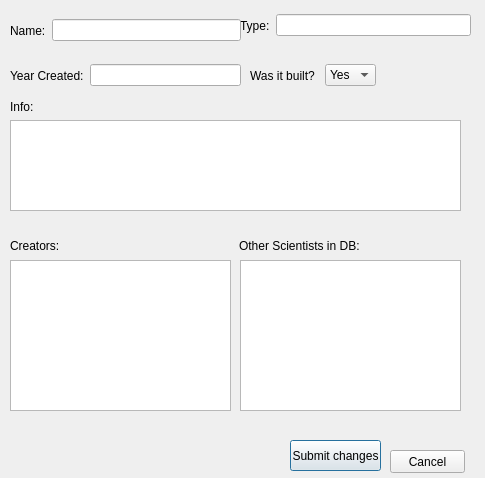
Above: UI/editcomputers.ui from valdimarHR/hisCompRepo before the change. Below: the same form after it.
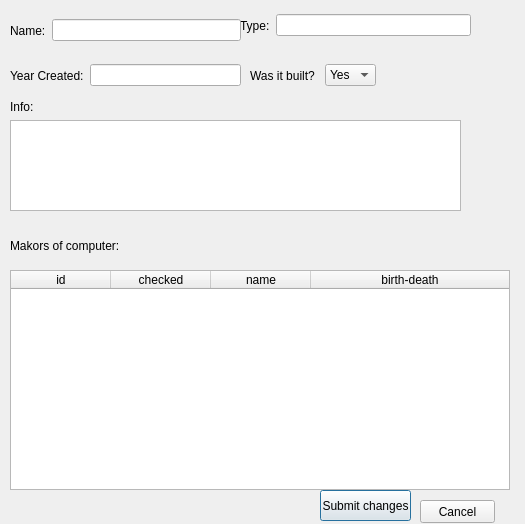
That is the form after the change. Icons and pictures are not drawn.

Commit message: bætti við glugga í edit computers

```diff
--- a/UI/editcomputers.ui
+++ b/UI/editcomputers.ui
@@ -6,8 +6,8 @@
    <rect>
     <x>0</x>
     <y>0</y>
-    <width>485</width>
-    <height>478</height>
+    <width>525</width>
+    <height>524</height>
    </rect>
   </property>
   <property name="windowTitle">
@@ -155,8 +155,8 @@
   <widget class="QPushButton" name="pushButtonSubmit">
    <property name="geometry">
     <rect>
-     <x>290</x>
-     <y>440</y>
+     <x>320</x>
+     <y>490</y>
      <width>91</width>
      <height>31</height>
     </rect>
@@ -168,8 +168,8 @@
   <widget class="QPushButton" name="ButtonCancel">
    <property name="geometry">
     <rect>
-     <x>390</x>
-     <y>450</y>
+     <x>420</x>
+     <y>500</y>
      <width>75</width>
      <height>23</height>
     </rect>
@@ -178,26 +178,6 @@
     <string>Cancel</string>
    </property>
   </widget>
-  <widget class="QListWidget" name="listComputersCreators">
-   <property name="geometry">
-    <rect>
-     <x>10</x>
-     <y>260</y>
-     <width>221</width>
-     <height>151</height>
-    </rect>
-   </property>
-  </widget>
-  <widget class="QListWidget" name="listComputersPeopleRest">
-   <property name="geometry">
-    <rect>
-     <x>240</x>
-     <y>260</y>
-     <width>221</width>
-     <height>151</height>
-    </rect>
-   </property>
-  </widget>
   <widget class="QWidget" name="horizontalLayoutWidget_5">
    <property name="geometry">
     <rect>
@@ -211,19 +191,63 @@
     <item>
      <widget class="QLabel" name="label_2">
       <property name="text">
-       <string>Creators:</string>
-      </property>
-     </widget>
-    </item>
-    <item>
-     <widget class="QLabel" name="label">
-      <property name="text">
-       <string>Other Scientists in DB:</string>
+       <string>Makors of computer:</string>
       </property>
      </widget>
     </item>
    </layout>
   </widget>
+  <widget class="QTableWidget" name="tableComputerCreators">
+   <property name="geometry">
+    <rect>
+     <x>10</x>
+     <y>270</y>
+     <width>500</width>
+     <height>220</height>
+    </rect>
+   </property>
+   <property name="editTriggers">
+    <set>QAbstractItemView::NoEditTriggers</set>
+   </property>
+   <property name="showGrid">
+    <bool>false</bool>
+   </property>
+   <property name="gridStyle">
+    <enum>Qt::NoPen</enum>
+   </property>
+   <property name="sortingEnabled">
+    <bool>true</bool>
+   </property>
+   <attribute name="horizontalHeaderStretchLastSection">
+    <bool>true</bool>
+   </attribute>
+   <attribute name="verticalHeaderVisible">
+    <bool>false</bool>
+   </attribute>
+   <attribute name="verticalHeaderStretchLastSection">
+    <bool>false</bool>
+   </attribute>
+   <column>
+    <property name="text">
+     <string>id</string>
+    </property>
+   </column>
+   <column>
+    <property name="text">
+     <string>checked</string>
+    </property>
+   </column>
+   <column>
+    <property name="text">
+     <string>name</string>
+    </property>
+   </column>
+   <column>
+    <property name="text">
+     <string>birth-death</string>
+    </property>
+   </column>
+  </widget>
  </widget>
  <resources>
   <include location="../resources.qrc"/>
```
The commit also changes 4 other files.
